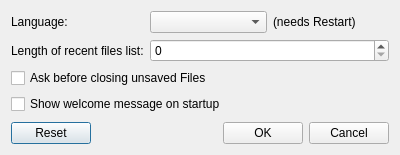
The window that jdNBTExplorer/ui/SettingsWindow.ui (JakobDev/jdNBTExplorer) describes before a commit, drawn with Qt 5.
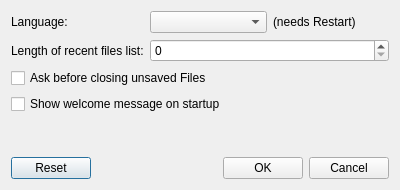
The same window after the commit.

Commit message: Add SizePolicy to recent files SpinBox

```diff
--- a/jdNBTExplorer/ui/SettingsWindow.ui
+++ b/jdNBTExplorer/ui/SettingsWindow.ui
@@ -7,7 +7,7 @@
     <x>0</x>
     <y>0</y>
     <width>400</width>
-    <height>155</height>
+    <height>190</height>
    </rect>
   </property>
   <property name="windowTitle">
```
Left out of the diff: 13 changed lines with no effect on the pictures.
